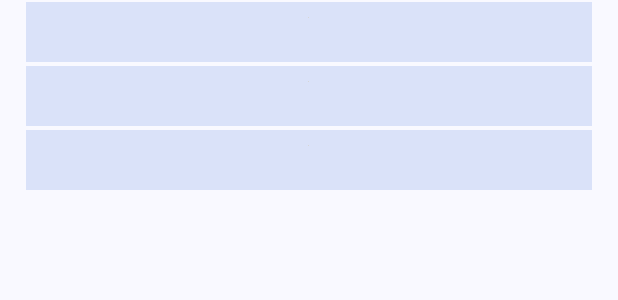
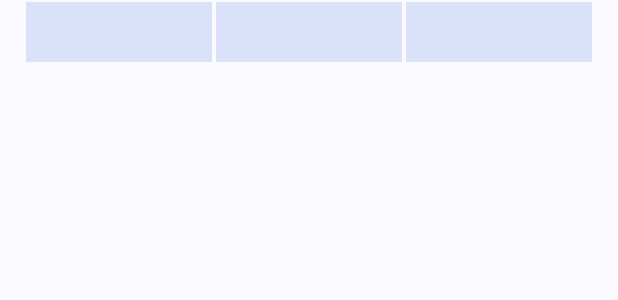
Before and after one commit to AbelMH1/ShareIt, an Android app: the layout fragment_album.xml on its own in the app's theme, with its tools: preview values and no code run, on a phone screen of 412 x 824 dp. Shown: the top 300 px of the screen. Run offline under Robolectric (Android 15) with nearby library versions, the light colour scheme and no system bars.

Commit message:
Añadidos valores por defecto a las vistas de los recyclers view para ver como quedan en tiempo de diseño

```diff
--- a/app/src/main/res/layout/fragment_album.xml
+++ b/app/src/main/res/layout/fragment_album.xml
@@ -8,6 +8,7 @@
     android:layout_height="match_parent"
     android:layout_marginLeft="16dp"
     android:layout_marginRight="16dp"
-    app:layoutManager="LinearLayoutManager"
+    app:layoutManager="GridLayoutManager"
+    app:spanCount="3"
     tools:context=".view.album.AlbumFragment"
     tools:listitem="@layout/fragment_album_small_image" />
--- a/app/src/main/res/layout/fragment_chat.xml
+++ b/app/src/main/res/layout/fragment_chat.xml
@@ -15,7 +15,8 @@
             android:id="@+id/messagesRecycler"
             android:layout_width="match_parent"
             android:layout_height="0dp"
-            android:layout_weight="1" />
+            android:layout_weight="1"
+            tools:listitem="@layout/line_recycler_view_message_received" />
 
         <LinearLayout
             android:layout_width="match_parent"
--- a/app/src/main/res/layout/fragment_home_albums.xml
+++ b/app/src/main/res/layout/fragment_home_albums.xml
@@ -1,5 +1,6 @@
 <?xml version="1.0" encoding="utf-8"?>
 <FrameLayout xmlns:android="http://schemas.android.com/apk/res/android"
+    xmlns:app="http://schemas.android.com/apk/res-auto"
     xmlns:tools="http://schemas.android.com/tools"
     android:layout_width="match_parent"
     android:layout_height="match_parent"
@@ -8,7 +9,10 @@
     <androidx.recyclerview.widget.RecyclerView
         android:id="@+id/albumRecyclerView"
         android:layout_width="match_parent"
-        android:layout_height="match_parent" />
+        android:layout_height="match_parent"
+        app:layoutManager="androidx.recyclerview.widget.GridLayoutManager"
+        app:spanCount="2"
+        tools:listitem="@layout/line_recycler_view_album" />
 
     <com.google.android.material.floatingactionbutton.FloatingActionButton
         android:id="@+id/fab"
--- a/app/src/main/res/layout/fragment_home_images.xml
+++ b/app/src/main/res/layout/fragment_home_images.xml
@@ -8,7 +8,8 @@
     <androidx.recyclerview.widget.RecyclerView
         android:id="@+id/allImagesRecyclerView"
         android:layout_width="match_parent"
-        android:layout_height="match_parent" />
+        android:layout_height="match_parent"
+        tools:listitem="@layout/line_recycler_view_image_section" />
 
     <com.google.android.material.floatingactionbutton.FloatingActionButton
         android:id="@+id/fab"
```
Also changed, not shown: app/src/main/res/layout/line_recycler_view_image_section.xml (+8 -2 lines).
